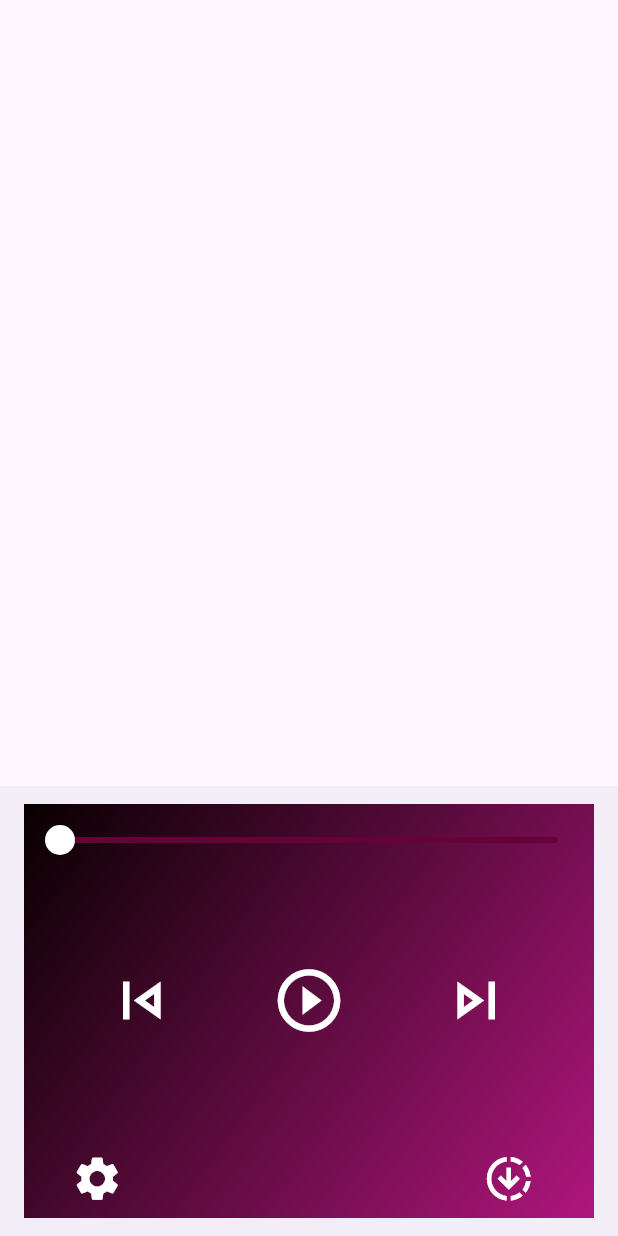
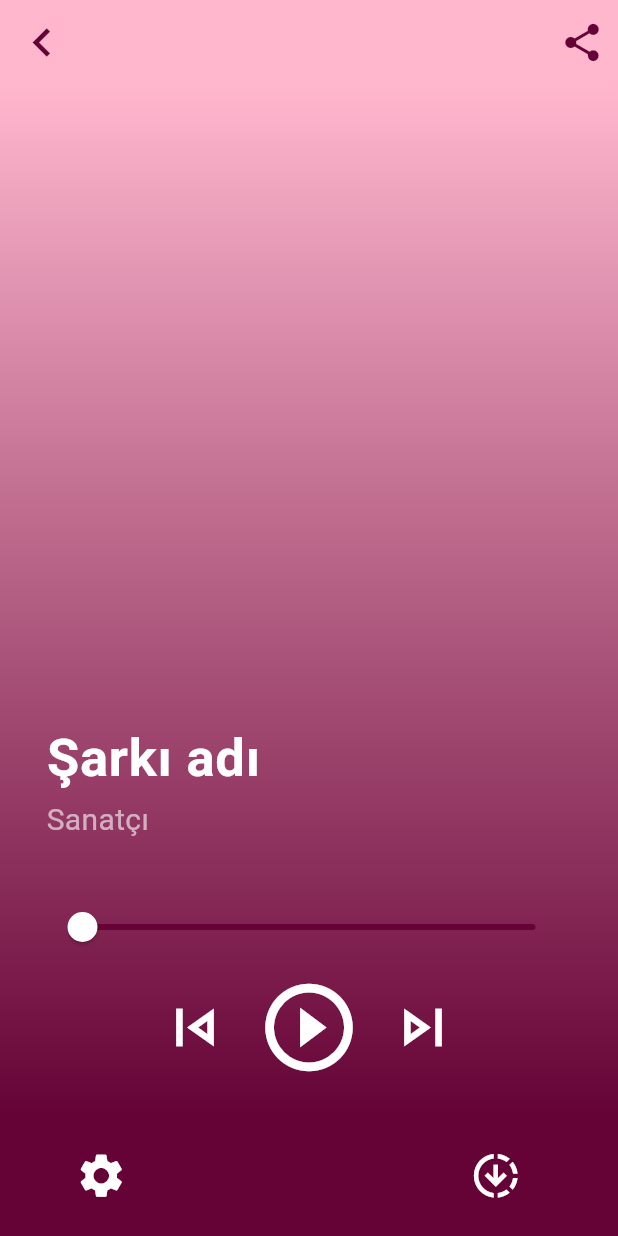
Before and after one commit to anilkrblt/musica, a Flutter app: the PlayMusic screen opened by its route, on a phone screen of 412 x 824 dp. Run offline on Flutter 3.47's test engine with Material 3 defaults, Android fonts, the phone set to English and light mode, and no system bars; our stand-ins replace audioplayers, sqflite; missing offline and left inert: dart:html; accounts and stored records are empty.

Commit message:
play tasarımı yapıldı

```diff
--- a/lib/ana_sayfa.dart
+++ b/lib/ana_sayfa.dart
@@ -123,11 +123,11 @@ class _AnaSayfaState extends State<AnaSayfa> {
 Color renk() => Color.fromARGB(255, 101, 3, 54);
 BoxDecoration genelTema() => const BoxDecoration(
       gradient: LinearGradient(
-        begin: Alignment.topLeft,
-        end: Alignment.bottomRight,
+        begin: Alignment.topCenter,
+        end: Alignment.bottomCenter,
         colors: [
-          Color.fromARGB(255, 8, 0, 0), // En koyu renk
-          Color.fromARGB(255, 175, 22, 124), // Beyaz renk (geçiş sonu)
+          Color.fromARGB(255, 255, 183, 206),// En koyu renk
+          Color.fromARGB(255, 101, 3, 54), // Beyaz renk (geçiş sonu)
         ],
       ),
     );
--- a/lib/main.dart
+++ b/lib/main.dart
@@ -22,7 +22,7 @@ class MyApp extends StatelessWidget {
       debugShowCheckedModeBanner: false,
       initialRoute: '/',
       routes: {
-        '/': (context) => const LoginScreen(),
+          '/': (context) => const LoginScreen(),
         '/PlayMusic':(context) => const PlayMusic(),
         '/AramaSayfasi':(context) => const Arama_Sayfasi(),
         '/RegisterScreen':(context) =>  const RegisterScreen(),
--- a/lib/play_music_sayfasi.dart
+++ b/lib/play_music_sayfasi.dart
@@ -26,14 +26,113 @@ class _PlayMusicState extends State<PlayMusic> {
   @override
   Widget build(BuildContext context) {
     return Scaffold(
-      bottomNavigationBar: SizedBox(
-        height: 300,
-        child: BottomAppBar(
-          child: Container(
+
+      appBar: AppBar(
+        backgroundColor: Color.fromARGB(255, 255, 183, 206),
+        leading: IconButton(
+          icon: Icon(Icons.keyboard_arrow_left,color: renk(), size: 38,),
+          onPressed: (){},
+        ),
+        actions: [
+          IconButton(
+            icon: Icon(Icons.share,color: renk(), size: 30,),
+            onPressed: (){},
+          ),
+        ],
+      ),
+      body: Container(
+        width: MediaQuery.of(context).size.width,
+        height: MediaQuery.of(context).size.height,
         decoration: genelTema(),
         child: Column(
+
+          mainAxisAlignment: MainAxisAlignment.end,
           children: [
-                Slider(
+            Padding(
+              padding: const EdgeInsets.only(left: 15),
+              child: ListTile(
+                title: Text("Şarkı adı", style: TextStyle(fontSize: 35,
+                    fontWeight: FontWeight.bold, color: Colors.white )),
+                subtitle: Text("Sanatçı", style: TextStyle(fontSize: 20,color: Colors.white60)),
+
+              ),
+            ),
+            Center(
+
+              child: Container(
+
+                  child: Column(
+                    children: [
+
+                      slider(),
+                      Row(
+
+                        mainAxisAlignment: MainAxisAlignment.center,
+                        children: [
+                          Geri(),
+                          IconButton(
+                            icon: Icon(
+                              _isPlaying
+                                  ? Icons.pause_circle_outline
+                                  : Icons.play_circle_outline_outlined,
+                              size: 70,
+                              color: _isPlaying ? Colors.white : Colors.white,
+                            ),
+                            onPressed: () {
+                              if (_isPlaying) {
+                                _pause();
+                              } else {
+                                _play();
+                              }
+                            },
+                          ),
+                          Ileri(),
+                        ],
+                      ) ,
+                    ],
+                  ),
+                width: 350,
+                height: 150,
+                margin: EdgeInsets.only(top: 25),
+              ),
+            ),
+          ],
+        ),
+      ),
+     bottomNavigationBar: BottomAppBar(
+       padding: EdgeInsets.only(left: 50,right: 50),
+       color: renk(),
+       child: Row(
+         children: [
+           IconButton(
+             padding: EdgeInsets.only(right: 220),
+             icon: const Icon(
+               Icons.settings,
+               size: 35,
+               color: Colors.white,
+             ),
+             onPressed: () {
+               Navigator.pushNamed(context, '/ProfilSayfasi');
+             },
+           ),
+           IconButton(
+             icon: const Icon(
+               Icons.downloading_outlined,
+               size: 35,
+               color: Colors.white,
+             ),
+             onPressed: () {
+               Navigator.pushNamed(context, '/ProfilSayfasi');
+             },
+           ),
+         ],
+       ),
+     ),
+    );
+  }
+
+  Slider slider() {
+    return Slider(
                 thumbColor: Colors.white,
                 activeColor: Colors.white,
                 inactiveColor: renk(),
@@ -45,85 +144,6 @@ class _PlayMusicState extends State<PlayMusic> {
                     _sliderValue = value;
                   });
                 },
-                ),
-                Padding(
-                  padding: const EdgeInsets.only(top: 50),
-                  child: Row(
-                    mainAxisAlignment: MainAxisAlignment.spaceEvenly,
-                    children: [
-                      IconButton(
-                        icon: const Icon(
-                          Icons.skip_previous_outlined,
-                          size: 50,
-                          color: Colors.white,
-                        ),
-                        onPressed: () {
-                          Navigator.pushNamed(context, '/ProfilSayfasi');
-                        },
-                      ),
-                      IconButton(
-                        icon: Icon(
-                          _isPlaying
-                              ? Icons.pause_circle_outline
-                              : Icons.play_circle_outline_outlined,
-                          size: 50,
-                          color: _isPlaying ? Colors.white : Colors.white,
-                        ),
-                        onPressed: () {
-                          if (_isPlaying) {
-                            _pause();
-                          } else {
-                            _play();
-                          }
-                        },
-                      ),
-                      IconButton(
-                        icon: const Icon(
-                          Icons.skip_next_outlined,
-                          size: 50,
-                          color: Colors.white,
-                        ),
-                        onPressed: () {
-                          Navigator.pushNamed(context, '/ProfilSayfasi');
-                        },
-                      ),
-                    ],
-                  ),
-                ),
-                Row(
-                  mainAxisAlignment: MainAxisAlignment.spaceEvenly,
-                  children: [
-                    IconButton(
-                      padding: EdgeInsets.only(right: 200, top: 60),
-                      icon: const Icon(
-                        Icons.settings,
-                        size: 35,
-                        color: Colors.white,
-                      ),
-                      onPressed: () {
-                        Navigator.pushNamed(context, '/ProfilSayfasi');
-                      },
-                    ),
-                    Padding(
-                      padding: const EdgeInsets.only(top: 60),
-                      child: IconButton(
-                        icon: const Icon(
-                          Icons.downloading_outlined,
-                          size: 35,
-                          color: Colors.white,
-                        ),
-                        onPressed: () {
-                          Navigator.pushNamed(context, '/ProfilSayfasi');
-                        },
-                      ),
-                    ),
-                  ],
-                ),
-              ],
-            ),
-          ),
-        ),
-      ),
               );
   }
 
@@ -161,6 +181,46 @@ class _PlayMusicState extends State<PlayMusic> {
   }
 }
 
+class Ileri extends StatelessWidget {
+  const Ileri({
+    super.key,
+  });
+
+  @override
+  Widget build(BuildContext context) {
+    return IconButton(
+      icon: const Icon(
+        Icons.skip_next_outlined,
+        size: 50,
+        color: Colors.white,
+      ),
+      onPressed: () {
+        Navigator.pushNamed(context, '/ProfilSayfasi');
+      },
+    );
+  }
+}
+
+class Geri extends StatelessWidget {
+  const Geri({
+    super.key,
+  });
+
+  @override
+  Widget build(BuildContext context) {
+    return IconButton(
+      icon: const Icon(
+        Icons.skip_previous_outlined,
+        size: 50,
+        color: Colors.white,
+      ),
+      onPressed: () {
+        Navigator.pushNamed(context, '/ProfilSayfasi');
+      },
+    );
+  }
+}
+
 BoxDecoration genelTema2() => const BoxDecoration(
       gradient: LinearGradient(
         colors: [Colors.blue, Colors.black],
```
Lines whose indentation alone changed are shown as unchanged.
